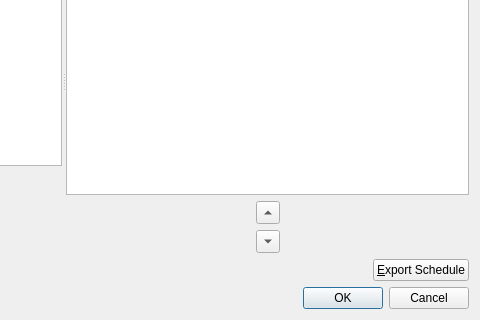
Above: Forms/ui_scheduleDialog.ui from diana134/afs before the change; both pictures show x 353 to 833 and y 103 to 423 of the 833 by 423 pixel window. Below: the same form after it.
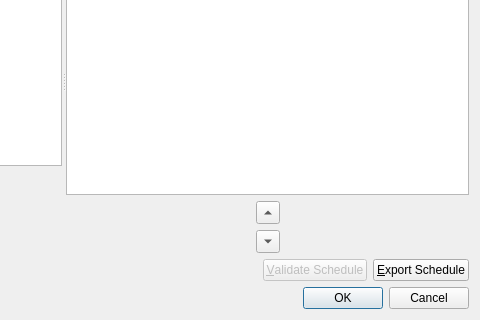
That is the form after the change.

The edit to the form file:
```diff
--- a/Forms/ui_scheduleDialog.ui
+++ b/Forms/ui_scheduleDialog.ui
@@ -198,6 +198,16 @@
        </property>
       </spacer>
      </item>
+     <item>
+      <widget class="QPushButton" name="validateBtn">
+       <property name="enabled">
+        <bool>false</bool>
+       </property>
+       <property name="text">
+        <string>&amp;Validate Schedule</string>
+       </property>
+      </widget>
+     </item>
      <item>
       <widget class="QPushButton" name="exportScheduleBtn">
        <property name="text">
```
